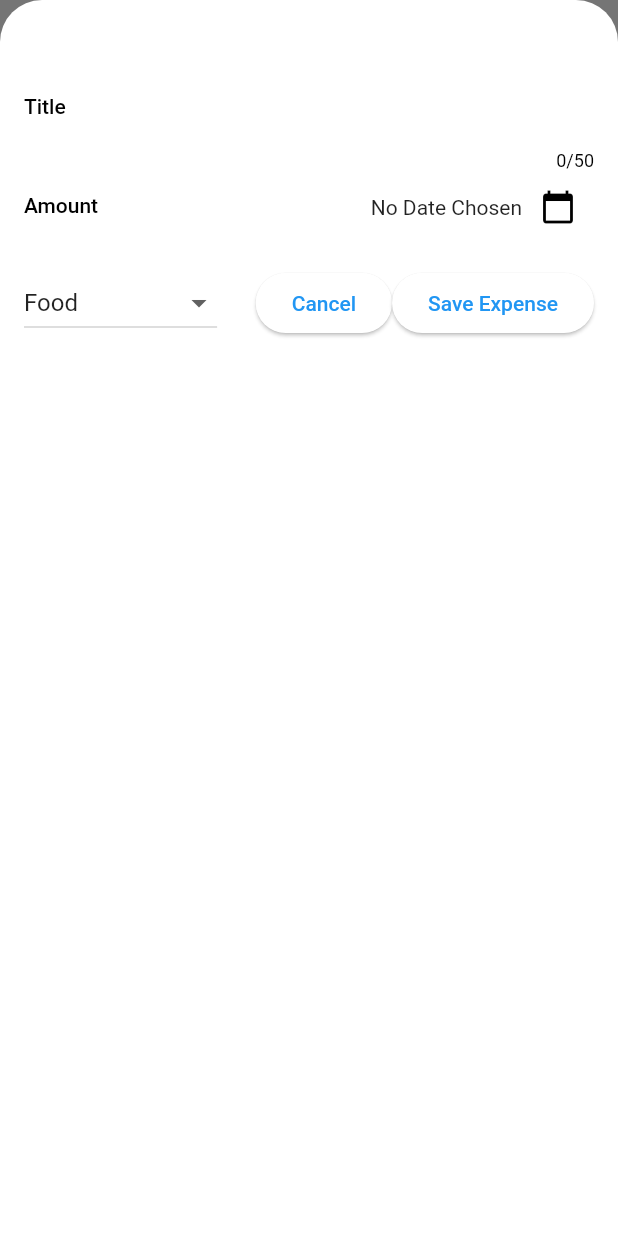
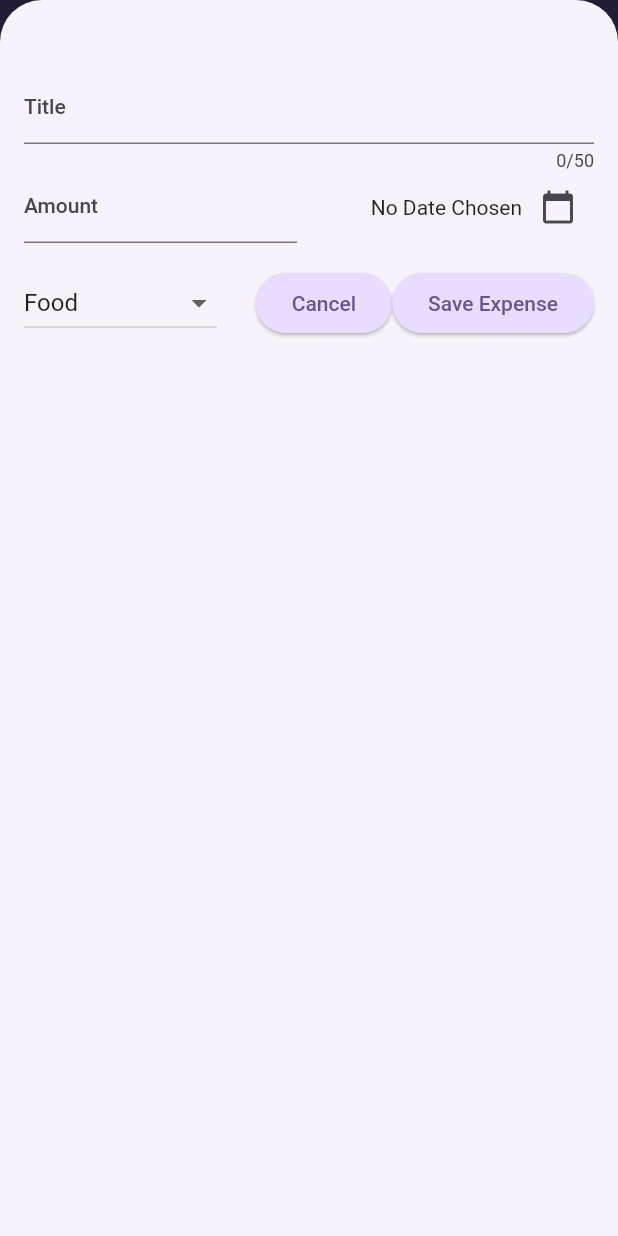
Before and after one commit to boris6/expensetracker, a Flutter app: the screen it shows after launch, after a tap on the "add" icon, on a phone screen of 412 x 824 dp. Run offline on Flutter 3.47's test engine with Material 2 defaults, Android fonts, the phone set to English and light mode, and no system bars.

Commit message:
Theme main.dart

```diff
--- a/lib/main.dart
+++ b/lib/main.dart
@@ -1,12 +1,40 @@
 import 'package:flutter/material.dart';
 
 import 'package:expensetracker/widget/expenses.dart';
+
+var kColorScheme = ColorScheme.fromSeed(
+  seedColor: const Color.fromARGB(255, 96, 59, 181),
+);
 
 void main() {
   runApp(
     MaterialApp(
       theme: ThemeData().copyWith(
         useMaterial3: true,
+        colorScheme: kColorScheme,
+        appBarTheme: const AppBarTheme().copyWith(
+          backgroundColor: kColorScheme.onPrimaryContainer,
+          foregroundColor: kColorScheme.primaryContainer,
+        ),
+        cardTheme: const CardTheme().copyWith(
+          color: kColorScheme.secondaryContainer,
+          margin: const EdgeInsets.symmetric(
+            horizontal: 16,
+            vertical: 8,
+          ),
+        ),
+        elevatedButtonTheme: ElevatedButtonThemeData(
+          style: ElevatedButton.styleFrom(
+            backgroundColor: kColorScheme.primaryContainer,
+          ),
+        ),
+        textTheme: ThemeData().textTheme.copyWith(
+              titleLarge: TextStyle(
+                fontSize: 14,
+                fontWeight: FontWeight.normal,
+                color: kColorScheme.onSecondaryContainer,
+              ),
+            ),
       ),
       home: const Expenses(),
     ),
```
